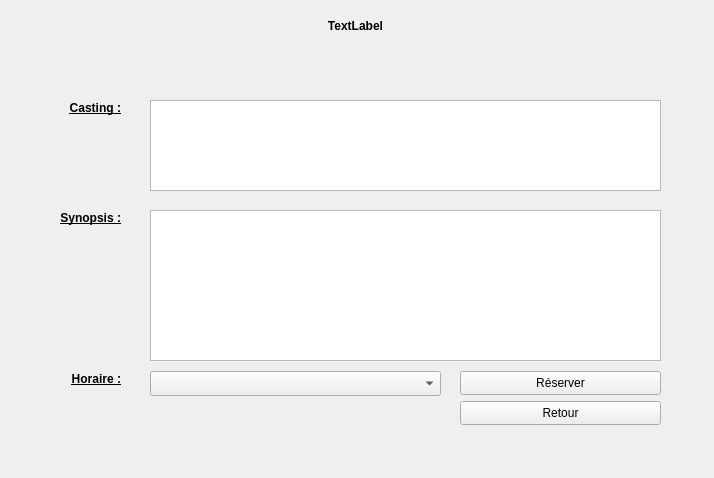
Above: ui/detailWidget.ui from KaneRoot/ihmsem6a before the change. Below: the same form after it.
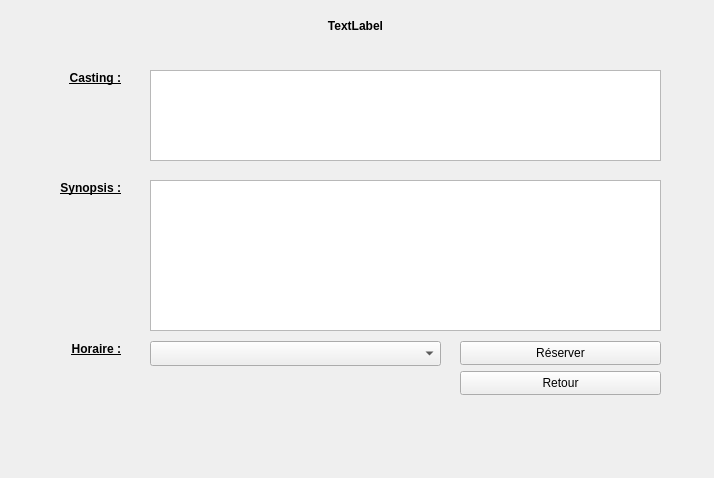
That is the form after the change.

What changed in the file:
```diff
--- a/ui/detailWidget.ui
+++ b/ui/detailWidget.ui
@@ -17,7 +17,7 @@
    <property name="geometry">
     <rect>
      <x>460</x>
-     <y>401</y>
+     <y>371</y>
      <width>201</width>
      <height>24</height>
     </rect>
@@ -61,7 +61,7 @@
    <property name="geometry">
     <rect>
      <x>30</x>
-     <y>210</y>
+     <y>180</y>
      <width>91</width>
      <height>16</height>
     </rect>
@@ -84,7 +84,7 @@
    <property name="geometry">
     <rect>
      <x>150</x>
-     <y>371</y>
+     <y>341</y>
      <width>291</width>
      <height>25</height>
     </rect>
@@ -94,7 +94,7 @@
    <property name="geometry">
     <rect>
      <x>40</x>
-     <y>371</y>
+     <y>341</y>
      <width>81</width>
      <height>16</height>
     </rect>
@@ -117,7 +117,7 @@
    <property name="geometry">
     <rect>
      <x>460</x>
-     <y>371</y>
+     <y>341</y>
      <width>201</width>
      <height>24</height>
     </rect>
@@ -130,7 +130,7 @@
    <property name="geometry">
     <rect>
      <x>30</x>
-     <y>100</y>
+     <y>70</y>
      <width>91</width>
      <height>16</height>
     </rect>
@@ -153,7 +153,7 @@
    <property name="geometry">
     <rect>
      <x>150</x>
-     <y>100</y>
+     <y>70</y>
      <width>511</width>
      <height>91</height>
     </rect>
@@ -172,7 +172,7 @@
    <property name="geometry">
     <rect>
      <x>150</x>
-     <y>210</y>
+     <y>180</y>
      <width>511</width>
      <height>151</height>
     </rect>
```
